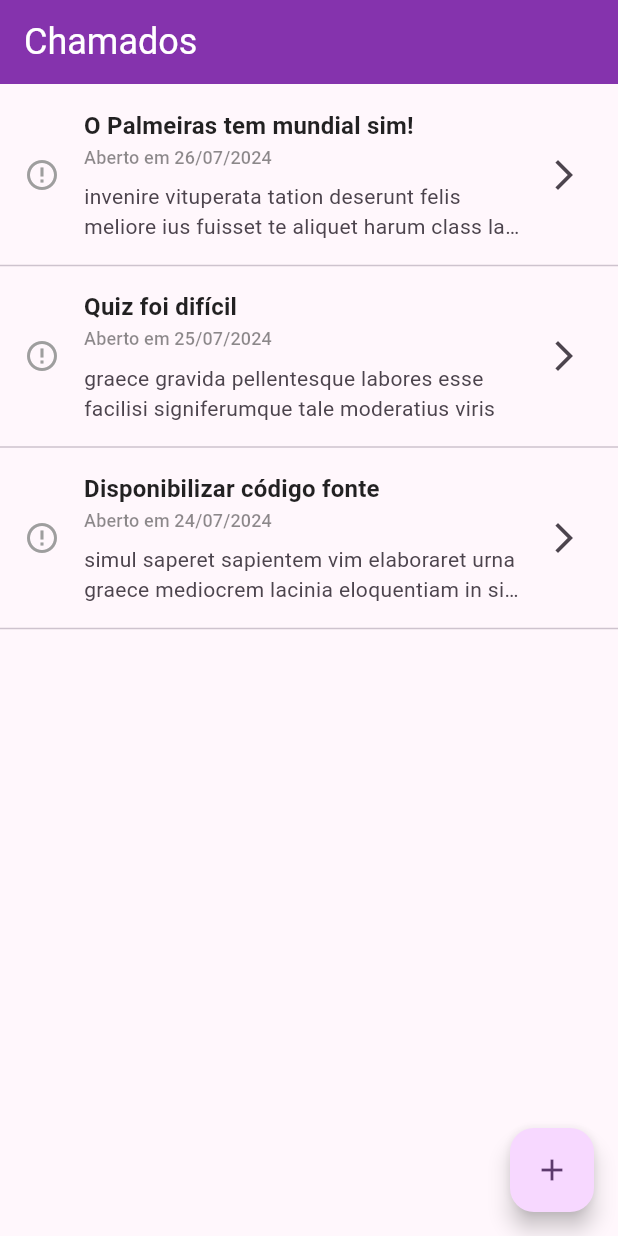
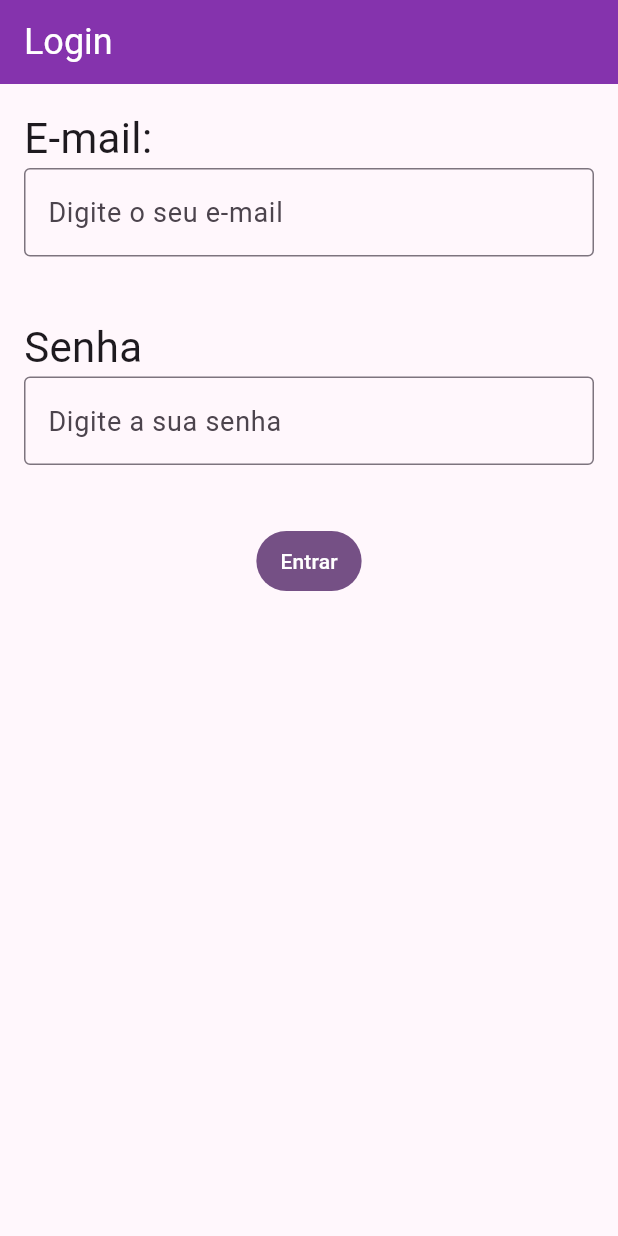
Before and after one commit to cacio-costa/vivoapp, a Flutter app: the screen it shows after launch, on a phone screen of 412 x 824 dp. Run offline on Flutter 3.47's test engine with Material 3 defaults, Android fonts, the phone set to English and light mode, and no system bars.

Commit message:
Cria tela de Login

```diff
--- a/lib/main.dart
+++ b/lib/main.dart
@@ -2,6 +2,8 @@ import 'package:flutter/material.dart';
 import 'package:vivoapp/screens/home.dart';
 import 'package:vivoapp/screens/imagem/exemplos.dart';
 import 'package:vivoapp/screens/leiaute/exemplos.dart';
+import 'package:vivoapp/screens/login/formulario.dart';
+import 'package:vivoapp/screens/suporte/formulario_novo_chamado.dart';
 import 'package:vivoapp/screens/suporte/lista_chamados.dart';
 import 'package:vivoapp/temas.dart';
 import 'package:intl/intl.dart';
@@ -16,7 +18,7 @@ class VivoApp extends StatelessWidget {
     return MaterialApp(
       title: 'Vivo App',
       theme: TEMA_CLARO,
-      home: ListaDeChamados(),
+      home: FormularioDeLogin(),
 
     );
 
--- a/lib/models/chamado.dart
+++ b/lib/models/chamado.dart
@@ -1,5 +1,6 @@
 class Chamado {
 
+  final int userId;
   final String titulo;
   final DateTime dataDeAbertura;
   final String descricao;
@@ -7,6 +8,7 @@ class Chamado {
   DateTime? dataDeFechamento;
 
   Chamado({
+    required this.userId,
     required this.titulo,
     required this.dataDeAbertura,
     required this.descricao,
@@ -16,6 +18,6 @@ class Chamado {
 
   @override
   String toString() {
-    return 'Chamado{titulo: $titulo, dataDeAbertura: $dataDeAbertura, descricao: $descricao, dataDeFechamento: $dataDeFechamento}';
+    return 'Chamado{userId: $userId, titulo: $titulo, dataDeAbertura: $dataDeAbertura, descricao: $descricao, dataDeFechamento: $dataDeFechamento}';
   }
 }
--- /dev/null
+++ b/lib/models/usuario.dart
@@ -0,0 +1,27 @@
+class Usuario {
+  int id;
+  String nome;
+  String email;
+
+  Usuario({required this.id, required this.nome, required this.email});
+
+  Usuario.fromJson(Map<String, dynamic> json)
+      : id = json['id'],
+        nome = json['nome'],
+        email = json['email'];
+
+  Map<String, dynamic> toJson() {
+    final data = <String, dynamic>{
+      'id': this.id,
+      'nome': this.nome,
+      'email': this.email,
+    };
+
+    return data;
+  }
+
+  @override
+  String toString() {
+    return 'Usuario{id: $id, nome: $nome, email: $email}';
+  }
+}
--- a/lib/screens/home.dart
+++ b/lib/screens/home.dart
@@ -1,4 +1,5 @@
 import 'package:flutter/material.dart';
+import 'package:vivoapp/models/usuario.dart';
 import 'package:vivoapp/widgets/acesso_rapido.dart';
 
 class Home extends StatelessWidget {
@@ -8,7 +9,7 @@ class Home extends StatelessWidget {
   Widget build(BuildContext context) {
     return Scaffold(
       appBar: AppBar(title: const Text('Vivo App')),
-      body: const Padding(
+      body: Padding(
         padding: EdgeInsets.all(8.0),
         child: AcessoRapido(),
       ),
--- /dev/null
+++ b/lib/screens/login/formulario.dart
@@ -0,0 +1,74 @@
+import 'package:flutter/material.dart';
+import 'package:vivoapp/models/usuario.dart';
+import 'package:vivoapp/screens/home.dart';
+
+class FormularioDeLogin extends StatefulWidget {
+  const FormularioDeLogin({super.key});
+
+  @override
+  State<FormularioDeLogin> createState() => _FormularioDeLoginState();
+}
+
+class _FormularioDeLoginState extends State<FormularioDeLogin> {
+  final _campoEmail = TextEditingController();
+  final _campoSenha = TextEditingController();
+  final _formKey = GlobalKey<FormState>();
+
+  @override
+  Widget build(BuildContext context) {
+    return Scaffold(
+      appBar: AppBar(
+        title: const Text('Login'),
+      ),
+      body: Padding(
+        padding: const EdgeInsets.all(16.0),
+        child: Form(
+          key: _formKey,
+          child: SingleChildScrollView(
+            child: Column(
+              crossAxisAlignment:CrossAxisAlignment.start,
+              children: [
+                Text('E-mail:', style: TextStyle(fontSize: 28)),
+                TextFormField(
+                  controller: _campoEmail,
+                  decoration: InputDecoration(
+                    hintText: 'Digite o seu e-mail',
+                  ),
+                ),
+                const SizedBox(height: 40),
+                Text('Senha', style: TextStyle(fontSize: 28)),
+                TextFormField(
+                  controller: _campoSenha,
+                  decoration: InputDecoration(
+                    hintText: 'Digite a sua senha',
+                  ),
+                  obscureText: true,
+                ),
+                const SizedBox(height: 40),
+                Center(
+                  child: FilledButton(
+                    onPressed: () {
+                      if ((_campoEmail.text != null && _campoEmail.text == 'fulano@email.com')
+                        &&(_campoSenha.text != null && _campoSenha.text == '123')) {
+
+                        Usuario usuario = Usuario(
+                          id: 1,
+                          nome: 'Fulano',
+                          email: _campoEmail.text,
+                        );
+
+                        Navigator.of(context).pushReplacement(MaterialPageRoute(builder: (_) => Home()),);
+                      }
+                    },
+                    child: const Text('Entrar'),
+                  ),
+                ),
+              ],
+            ),
+          ),
+        ),
+      ),
+    );
+
+  }
+}
--- a/lib/screens/suporte/lista_chamados.dart
+++ b/lib/screens/suporte/lista_chamados.dart
@@ -1,56 +1,67 @@
 import 'package:flutter/material.dart';
 import 'package:intl/intl.dart';
 import 'package:vivoapp/models/chamado.dart';
+import 'package:vivoapp/models/usuario.dart';
+import 'package:vivoapp/screens/suporte/formulario_novo_chamado.dart';
 
 class ListaDeChamados extends StatefulWidget {
-  const ListaDeChamados({super.key});
+  ListaDeChamados({super.key});
 
   @override
   State<ListaDeChamados> createState() => _ListaDeChamadosState();
 }
 
 class _ListaDeChamadosState extends State<ListaDeChamados> {
-  @override
-  Widget build(BuildContext context) {
-    return Scaffold(
-      appBar: AppBar(title: const Text('Chamados')),
-      body: Padding(
-        padding: const EdgeInsets.symmetric(vertical: 8.0),
-        child: ListView(
-          children: [
-            _CardChamado(
+  List<Chamado> _chamados = [
     Chamado(
+      userId: 1,
       titulo: 'O Palmeiras tem mundial sim!',
       dataDeAbertura: DateTime(2024, 7, 26),
       descricao:
           'invenire vituperata tation deserunt felis meliore ius fuisset te aliquet harum class lacinia malorum usu tacimates evertitur nec referrentur tibique nullam quaestio sed ludus phasellus accommodare nulla natoque ut nobis mutat graeco mnesarchum habitasse scripserit dicunt nonumes epicuri dolor sea',
     ),
-            ),
-            Divider(),
-            _CardChamado(
     Chamado(
+      userId: 1,
       titulo: 'Quiz foi difícil',
       dataDeAbertura: DateTime(2024, 7, 25),
       descricao:
           'graece gravida pellentesque labores esse facilisi signiferumque tale moderatius viris',
     ),
-            ),
-            Divider(),
-            _CardChamado(
     Chamado(
+      userId: 1,
       titulo: 'Disponibilizar código fonte',
       dataDeAbertura: DateTime(2024, 7, 24),
       descricao:
           'simul saperet sapientem vim elaboraret urna graece mediocrem lacinia eloquentiam in similique assueverit adolescens tacimates partiendo pertinax propriae elit est',
     ),
-            ),
-            Divider(),
+  ];
+
+  @override
+  Widget build(BuildContext context) {
+    return Scaffold(
+      appBar: AppBar(title: const Text('Chamados')),
+      body: ListView(
+        children: [
+          _CardChamado(_chamados[0]),
+          _CardChamado(_chamados[1]),
+          _CardChamado(_chamados[2]),
         ],
-        ),
       ),
       floatingActionButton: FloatingActionButton(
         onPressed: () {
-          print('Floating action button clicado...');
+          Navigator.of(context)
+              .push(
+                MaterialPageRoute<Chamado?>(
+                  builder: (context) => FormularioNovoChamado(),
+                ),
+              )
+              .then(
+                (chamado) => {
+                  print(chamado),
+                  if (chamado != null) {_chamados.add(chamado)},
+
+                },
+              );
         },
         child: const Icon(Icons.add),
       ),
@@ -65,14 +76,21 @@ class _CardChamado extends StatelessWidget {
 
   @override
   Widget build(BuildContext context) {
-    // formata data de abertura padrão dd/MM/yyyy
     var abertura = DateFormat('dd/MM/yyyy').format(_chamado.dataDeAbertura);
 
     Icon icone = _chamado.fechado
         ? const Icon(Icons.check_circle, color: Colors.green)
         : const Icon(Icons.error_outline, color: Colors.grey);
 
-    return ListTile(
+    return Container(
+      padding: const EdgeInsets.symmetric(vertical: 8),
+      decoration: BoxDecoration(
+        color: Colors.white,
+        border: Border(
+          bottom: BorderSide(color: Colors.grey.shade300),
+        ),
+      ),
+      child: ListTile(
         leading: icone,
         title: Padding(
           padding: const EdgeInsets.only(bottom: 8.0),
@@ -84,7 +102,9 @@ class _CardChamado extends StatelessWidget {
                   text: '${_chamado.titulo}\n',
                   style: const TextStyle(fontWeight: FontWeight.bold),
                 ),
-              TextSpan(text: 'Aberto em $abertura', style: Theme.of(context).textTheme.titleSmall),
+                TextSpan(
+                    text: 'Aberto em $abertura',
+                    style: Theme.of(context).textTheme.titleSmall),
               ],
             ),
           ),
@@ -92,6 +112,7 @@ class _CardChamado extends StatelessWidget {
         subtitle: Text(_chamado.descricao,
             maxLines: 2, overflow: TextOverflow.ellipsis),
         trailing: const Icon(Icons.arrow_forward_ios),
+      ),
     );
   }
 }
--- a/lib/temas.dart
+++ b/lib/temas.dart
@@ -21,4 +21,8 @@ ThemeData TEMA_CLARO = ThemeData(
       ),
     ),
   ),
+  inputDecorationTheme: const InputDecorationTheme(
+    border: OutlineInputBorder(),
+
+  ),
 );
```
Also changed, not shown: lib/screens/suporte/formulario_novo_chamado.dart (+69 -3 lines), lib/widgets/acesso_rapido.dart (+8 -1 lines). Lines whose indentation alone changed are shown as unchanged.
